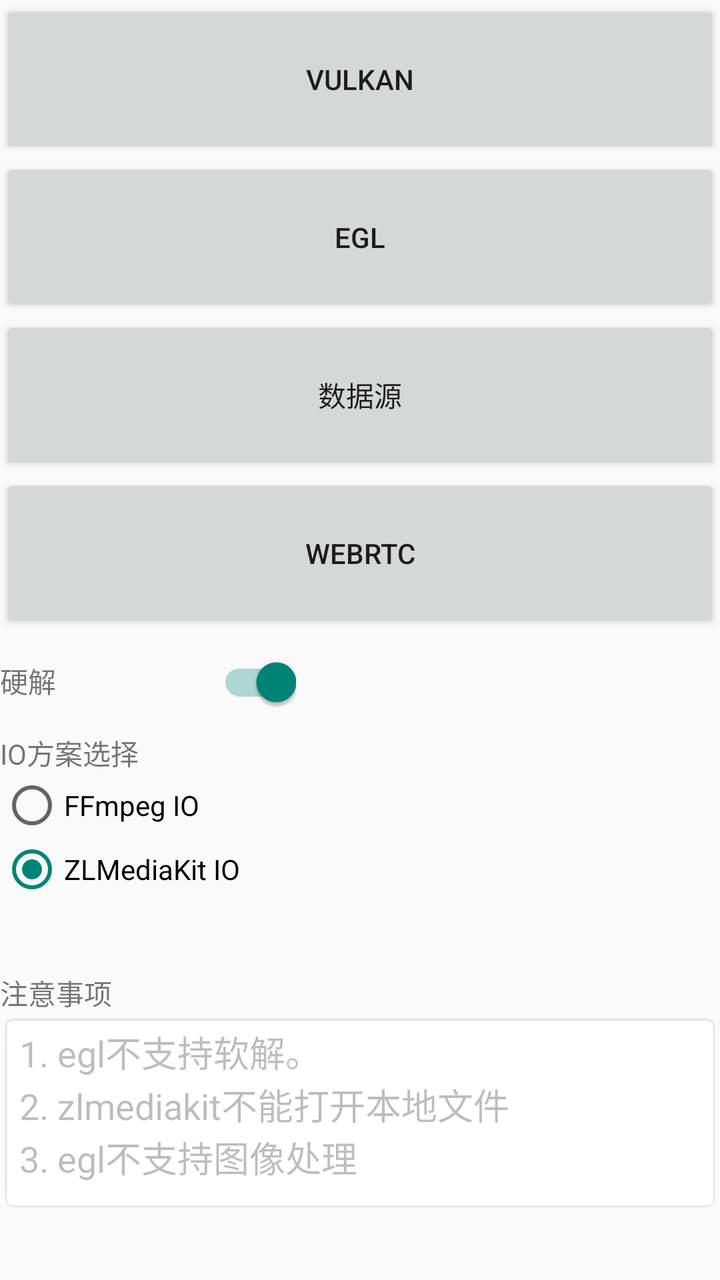
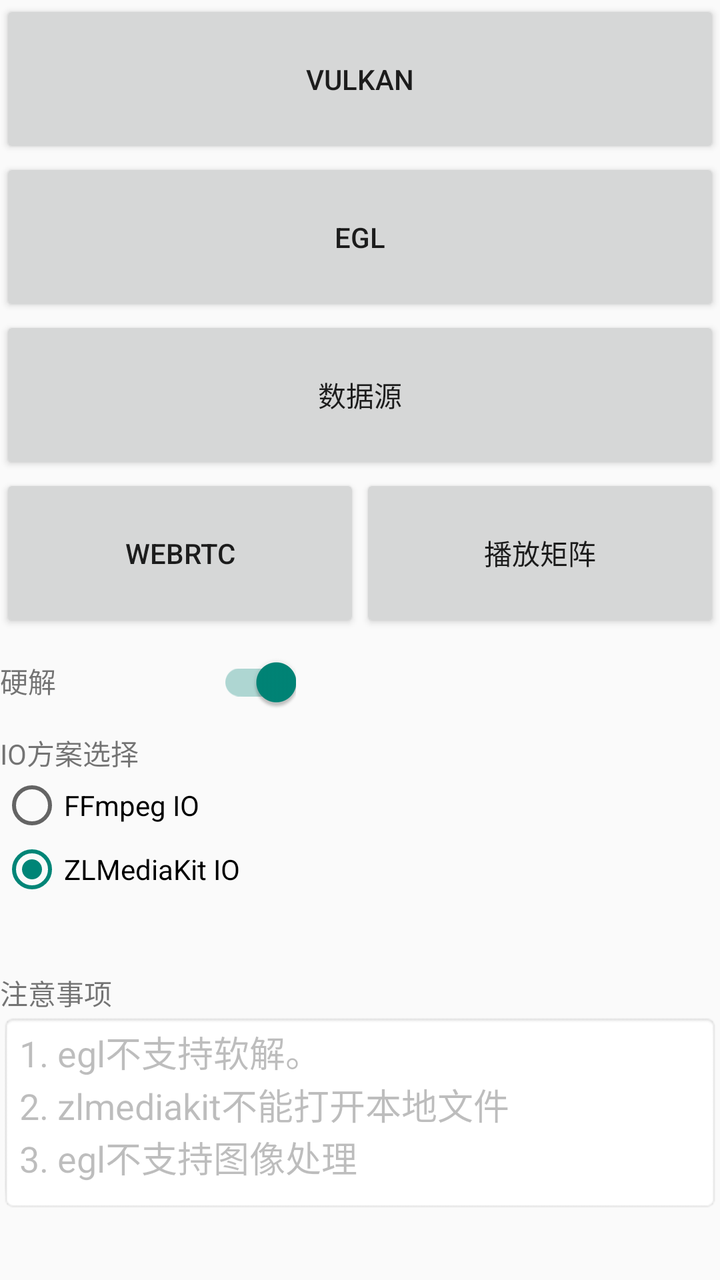

Screens rendered from an Android XML layout before and after an edit, with the pre-edit source and the edit as a unified diff.
<!-- AndroidManifest.xml: activity theme Theme.AppCompat.Light.NoActionBar -->
<!-- res/layout/activity_navigation.xml -->
<?xml version="1.0" encoding="utf-8"?>

<androidx.constraintlayout.widget.ConstraintLayout xmlns:android="http://schemas.android.com/apk/res/android"
    xmlns:app="http://schemas.android.com/apk/res-auto"
    xmlns:tools="http://schemas.android.com/tools"
    android:layout_width="match_parent"
    android:layout_height="match_parent"
    tools:context="avox.samples.mediaplayer.NavigationActivity">

    <LinearLayout
        android:layout_width="match_parent"
        android:layout_height="match_parent"
        android:orientation="vertical">
        <LinearLayout
            android:layout_width="match_parent"
            android:layout_height="79dp"
            android:orientation="horizontal">
            <Button
                android:id="@+id/btnVK"
                android:layout_width="0dp"
                android:layout_height="match_parent"
                android:layout_weight="1"
                android:text="@string/btnVulkan"></Button>
        </LinearLayout>
        <LinearLayout
            android:layout_width="match_parent"
            android:layout_height="79dp"
            android:orientation="horizontal">
            <Button
                android:id="@+id/btnGL"
                android:layout_width="0dp"
                android:layout_height="match_parent"
                android:layout_weight="1"
                android:text="@string/btnGL"></Button>
        </LinearLayout>
        <LinearLayout
            android:layout_width="match_parent"
            android:layout_height="79dp"
            android:orientation="horizontal">
            <Button
                android:id="@+id/btnSource"
                android:layout_width="0dp"
                android:layout_height="match_parent"
                android:layout_weight="1"
                android:text="@string/btnSource"></Button>
        </LinearLayout>
        <LinearLayout
            android:layout_width="match_parent"
            android:layout_height="79dp"
            android:orientation="horizontal">
            <Button
                android:id="@+id/btnRTC"
                android:layout_width="0dp"
                android:layout_height="match_parent"
                android:layout_weight="1"
                android:text="WebRTC"></Button>
        </LinearLayout>
        
        <LinearLayout
            android:layout_width="match_parent"
            android:layout_height="50dp"
            android:orientation="horizontal">

            <TextView
                android:layout_width="wrap_content"
                android:layout_height="wrap_content"
                android:text="硬解" />

            <androidx.appcompat.widget.SwitchCompat
                android:id="@+id/switch_hardware_decode"
                android:layout_width="120dp"
                android:layout_height="match_parent" android:checked="true" />
        </LinearLayout>
        <LinearLayout
            android:layout_width="match_parent"
            android:layout_height="120dp"
            android:orientation="vertical">
            <TextView
                android:layout_width="wrap_content"
                android:layout_height="wrap_content"
                android:text="IO方案选择" />
                <RadioGroup
                    android:id="@+id/radio_io_type"
                    android:layout_width="match_parent"
                    android:layout_height="wrap_content"
                    android:checkedButton="@+id/radio_zlmediakit">
                    <RadioButton
                        android:id="@+id/radio_ffmpeg"
                        android:layout_width="wrap_content"
                        android:layout_height="wrap_content"
                        android:text="FFmpeg IO"/>
                    <RadioButton
                        android:id="@+id/radio_zlmediakit"
                        android:layout_width="wrap_content"
                        android:layout_height="wrap_content"
                        android:text="ZLMediaKit IO"/>
                </RadioGroup>
        </LinearLayout>
        <LinearLayout
            android:layout_width="match_parent"
            android:layout_height="120dp"
            android:orientation="vertical">
            <TextView
                android:layout_width="wrap_content"
                android:layout_height="wrap_content"
                android:text="注意事项" />
            <EditText
                android:id="@+id/et_multi_line"
                android:layout_width="match_parent"
                android:layout_height="0dp"
                android:layout_weight="1"
                android:inputType="textMultiLine"
                android:minLines="3"
                android:gravity="top|start"
                android:scrollbars="vertical"
                android:background="@android:drawable/editbox_background"
                android:enabled="false"
                android:focusable="false"
                android:text="1. egl不支持软解。\n2. zlmediakit不能打开本地文件\n3. egl不支持图像处理"/>
        </LinearLayout>

    </LinearLayout>

</androidx.constraintlayout.widget.ConstraintLayout>
<!-- resources referenced by this layout -->
<resources>
  <string name="btnGL">EGL</string>
  <string name="btnSource">数据源</string>
  <string name="btnVulkan">Vulkan</string>
</resources>

<!-- the commit's change to res/layout/activity_navigation.xml (unified diff, before → after) -->
@@ -54,6 +54,12 @@
                 android:layout_height="match_parent"
                 android:layout_weight="1"
                 android:text="WebRTC"></Button>
+            <Button
+                android:id="@+id/btnMatrix"
+                android:layout_width="0dp"
+                android:layout_height="match_parent"
+                android:layout_weight="1"
+                android:text="播放矩阵"></Button>
         </LinearLayout>
         
         <LinearLayout
